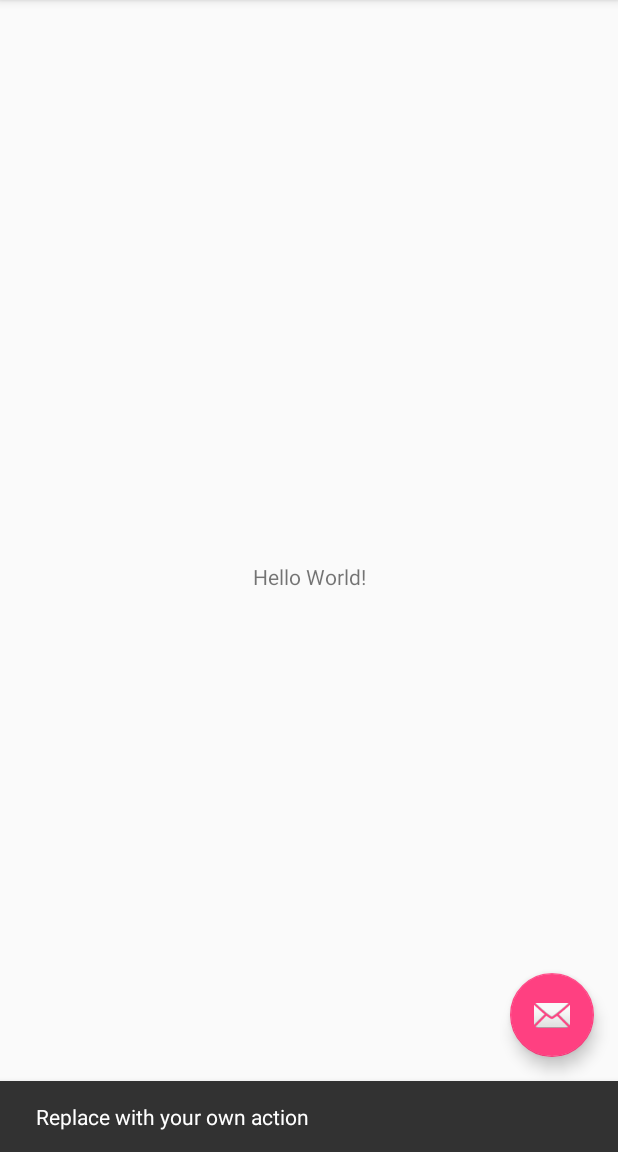
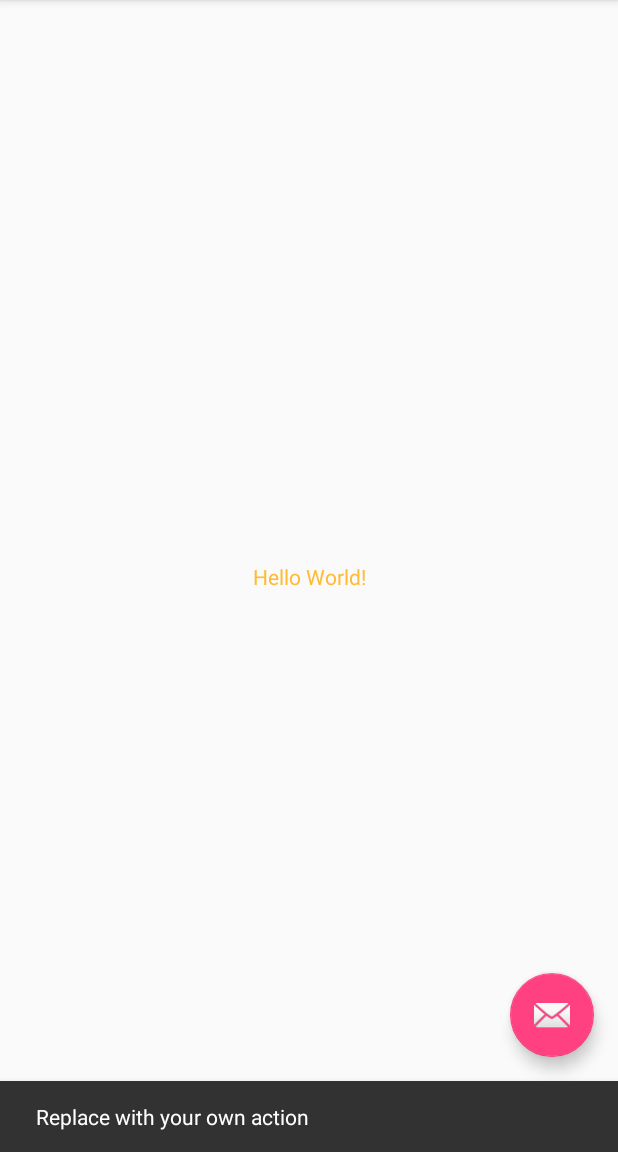
Before and after one commit to mjs009/TestProject, an Android app: the screen it shows after launch (MainActivity), after a tap on an icon or button, on a phone screen of 412 x 824 dp, the part 84-1236 px from its top. Run offline under Robolectric (Android 15) with nearby library versions, the phone set to English and light mode, and no system bars.

Commit message:
change text color

```diff
--- a/app/src/main/res/layout/content_main.xml
+++ b/app/src/main/res/layout/content_main.xml
@@ -5,13 +5,14 @@
     android:layout_width="match_parent"
     android:layout_height="match_parent"
     app:layout_behavior="@string/appbar_scrolling_view_behavior"
-    tools:context="com.example.mjs009.testproject.MainActivity"
+    tools:context="com.example.mjs009.myapplication.MainActivity"
     tools:showIn="@layout/activity_main">
 
     <TextView
         android:layout_width="wrap_content"
         android:layout_height="wrap_content"
         android:text="Hello World!"
+        android:textColor="@android:color/holo_orange_light"
         app:layout_constraintBottom_toBottomOf="parent"
         app:layout_constraintLeft_toLeftOf="parent"
         app:layout_constraintRight_toRightOf="parent"
```
Also changed, not shown: 7 other files.
